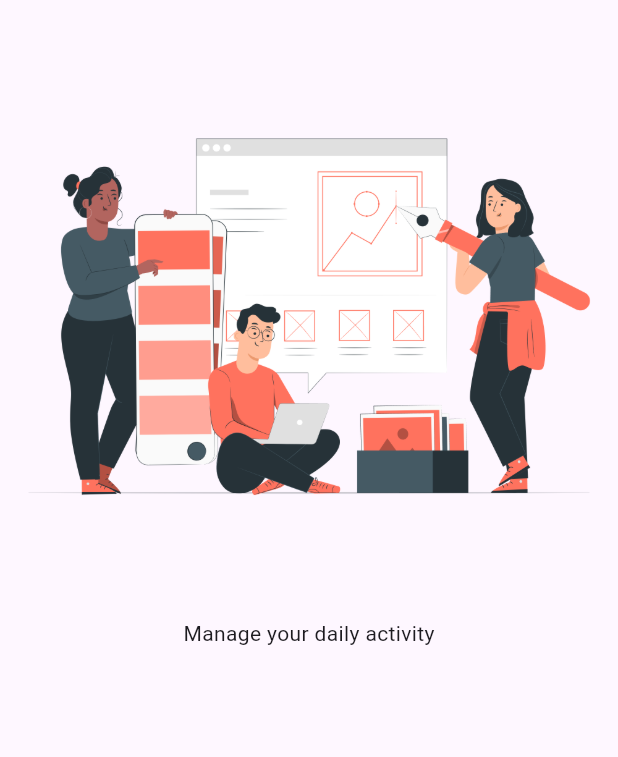
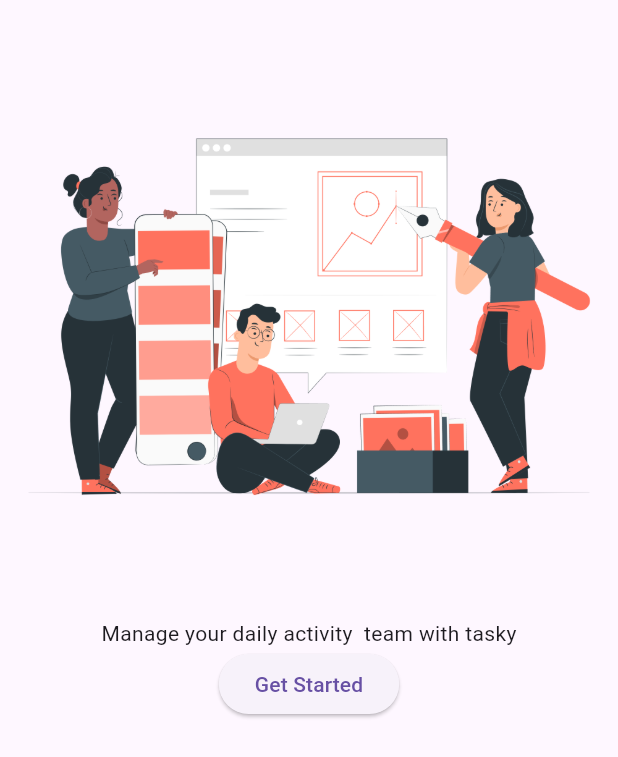
Before and after one commit to Nived-Manoj/Tasky-App, a Flutter app: the Onboarding screen opened directly, on a phone screen of 412 x 824 dp. Shown: the top 757 px of the screen. Run offline on Flutter 3.47's test engine with Material 3 defaults, Android fonts, the phone set to English and light mode, and no system bars; our stand-ins replace lottie, percent_indicator.

Commit message:
initial committ

```diff
--- a/lib/view/onboarding_screen.dart
+++ b/lib/view/onboarding_screen.dart
@@ -9,7 +9,8 @@
       body: Column(
         children: [
           Image.asset("assets/images/student1.png"),
-          Text("Manage your daily activity")
+          Text("Manage your daily activity  team with tasky"),
+          ElevatedButton(onPressed: () {}, child: Text("Get Started")),
         ],
       ),
     );
```
